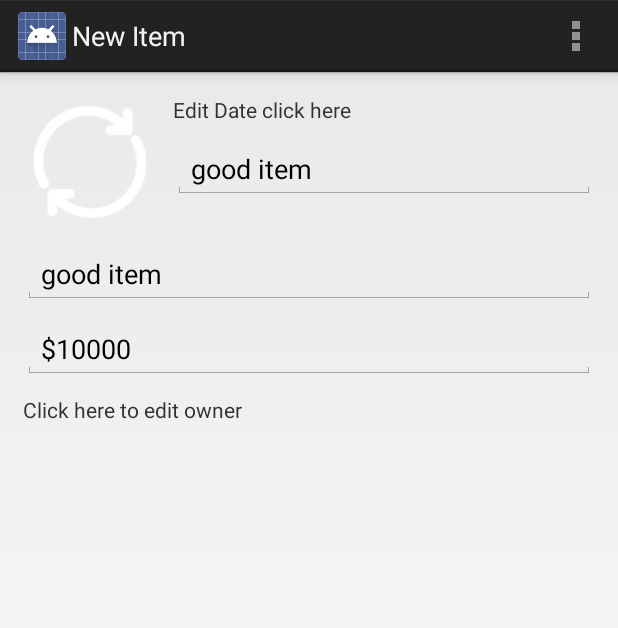
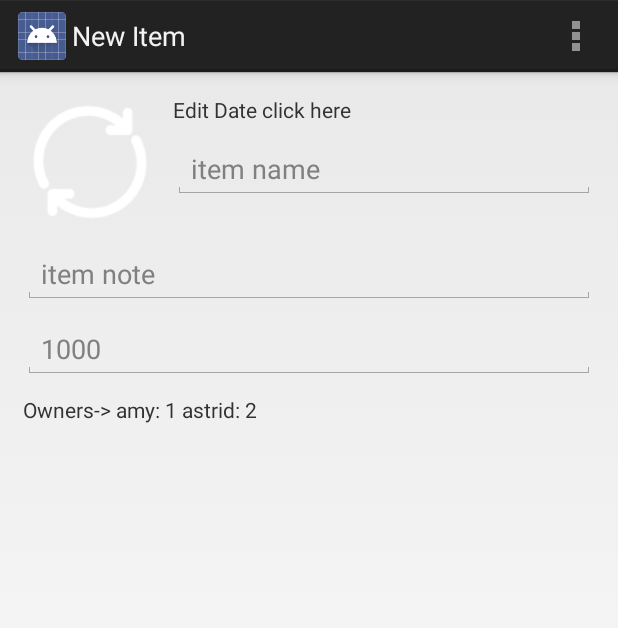
Before and after one commit to louisccc/TripalTripal, an Android app: the EditItemActivity screen opened directly, with no data from a screen before it, on a phone screen of 412 x 824 dp. Shown: the top 628 px of the screen. Run offline under Robolectric (Android 15) with nearby library versions, the phone set to English and light mode, and no system bars; libraries missing offline, so code that uses them is left out: junit.framework.

Commit message:
add debug info

```diff
--- a/app/src/main/java/com/example/louisccc/tripal/activity/EditItemActivity.java
+++ b/app/src/main/java/com/example/louisccc/tripal/activity/EditItemActivity.java
@@ -76,6 +76,7 @@ public class EditItemActivity extends Activity {
         }
         else {
             setTitle("New Item");
+            mItemOwnerTextView.setText("Owners-> amy: " + ((TriApplication)getApplication()).getgFriends().get(0).getLocalId() + " astrid: " +((TriApplication)getApplication()).getgFriends().get(1).getLocalId() );
         }
         mItemTimeStampTextView.setOnClickListener(new View.OnClickListener() {
             @Override
--- a/app/src/main/res/layout/activity_edit_item.xml
+++ b/app/src/main/res/layout/activity_edit_item.xml
@@ -37,7 +37,7 @@
         android:layout_below="@+id/item_edit_timestamp"
         android:layout_margin="5dp"
         android:layout_toRightOf="@+id/item_edit_thumbnail"
-        android:text="good item" />
+        android:hint="item name" />
 
     <EditText
         android:id="@+id/item_edit_note"
@@ -45,7 +45,7 @@
         android:layout_height="wrap_content"
         android:layout_below="@+id/item_edit_thumbnail"
         android:layout_margin="5dp"
-        android:text="good item" />
+        android:hint="item note" />
 
     <EditText
         android:id="@+id/item_edit_amount"
@@ -54,7 +54,7 @@
         android:layout_below="@+id/item_edit_note"
         android:layout_margin="5dp"
         android:inputType="numberSigned"
-        android:text="$10000" />
+        android:hint="1000" />
 
     <TextView
         android:id="@+id/item_edit_owner"
@@ -62,6 +62,6 @@
         android:layout_height="wrap_content"
         android:layout_below="@+id/item_edit_amount"
         android:layout_margin="5dp"
-        android:text="Click here to edit owner" />
+        android:text="Enter id of users" />
 
 </RelativeLayout>
--- a/app/src/main/res/layout/activity_friends_list_item.xml
+++ b/app/src/main/res/layout/activity_friends_list_item.xml
@@ -30,10 +30,10 @@
         android:layout_width="wrap_content"
         android:layout_height="wrap_content"
         android:layout_alignBottom="@+id/ItemThumbnail"
-        android:layout_alignLeft="@+id/ItemTitle"
+        android:layout_alignLeft="@+id/ItemName"
         android:layout_alignParentBottom="true"
         android:layout_alignParentRight="true"
-        android:layout_below="@+id/ItemTitle"
+        android:layout_below="@+id/ItemName"
         android:layout_toRightOf="@+id/ItemThumbnail"
         android:text="吃大便"
         android:textColor="#a4a6a8"
```
Also changed, not shown: 1 other file.
